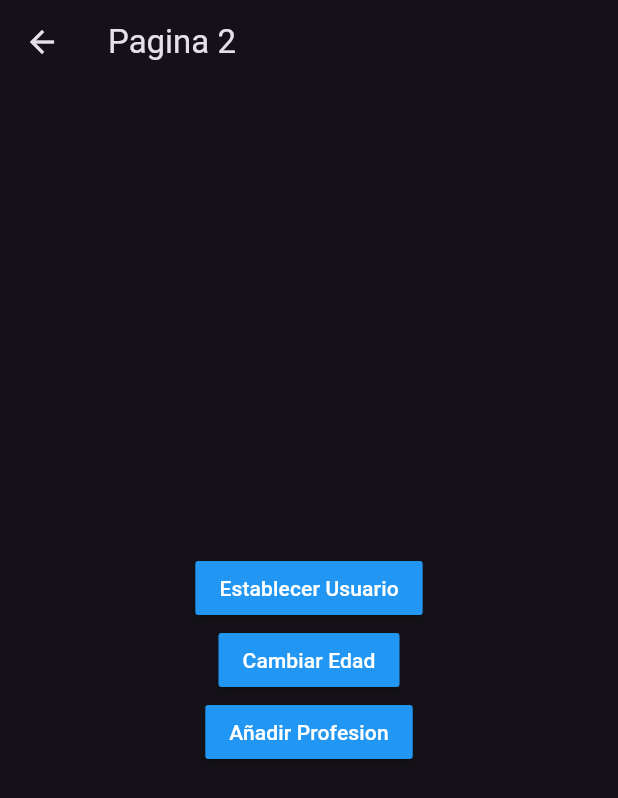
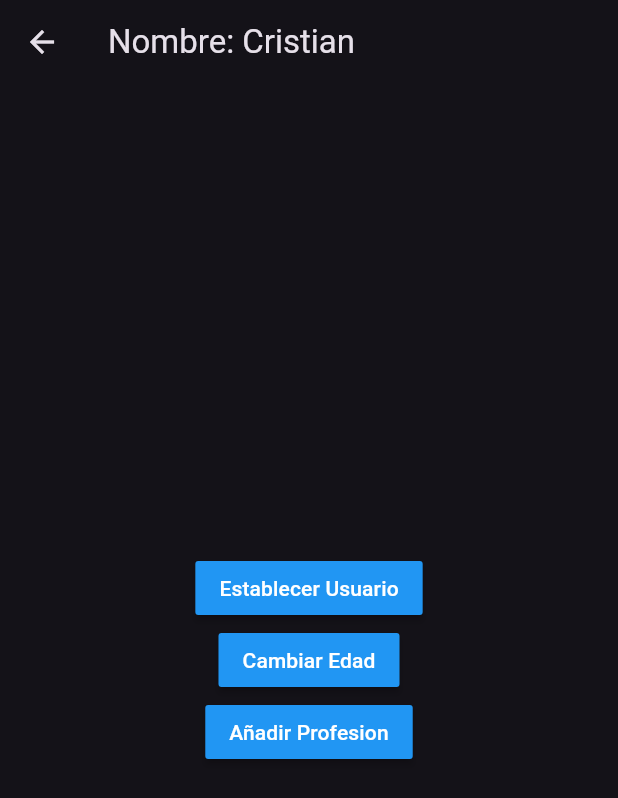
Before and after one commit to cViberos/flutter-gestores_de_estado, a Flutter app: the Pagina2Page screen opened by its route, after a tap on "Establecer Usuario", on a phone screen of 412 x 824 dp. Shown: the top 798 px of the screen. Run offline on Flutter 3.47's test engine with Material 2 defaults, Android fonts, the phone set to English and light mode, and no system bars; accounts and stored records are empty.

Commit message:
Singleton Listo

```diff
--- a/lib/models/usuario.dart
+++ b/lib/models/usuario.dart
@@ -7,5 +7,13 @@ class Usuario {
     required this.nombre,
     required this.edad,
     this.profesiones,
-  });
+  }) : assert(nombre != null);
+
+  /**
+   * assert : Lo que hace es forzar un error, si la condición definida no se
+   * cumple entonces lanza un error, se puede agregar tantas como deseemos, ej:
+   *  : assert(nombre != null),
+   *  : assert(nombre != 'gato'),
+   *  : assert(nombre != 'n'),
+   */
 }
--- a/lib/pages/pagina1_page.dart
+++ b/lib/pages/pagina1_page.dart
@@ -1,4 +1,7 @@
 import 'package:flutter/material.dart';
+
+import '../models/usuario.dart';
+import '../services/usuario_service.dart';
 
 class Pagina1Page extends StatelessWidget {
   @override
@@ -7,7 +10,15 @@ class Pagina1Page extends StatelessWidget {
       appBar: AppBar(
         title: const Text('Pagina 1'),
       ),
-      body: InformacionUsuario(),
+      body: StreamBuilder(
+        stream: usuarioService.usuarioStream,
+        builder: (BuildContext context, AsyncSnapshot<Usuario> snapshot) {
+          return snapshot.hasData
+              ? InformacionUsuario(usuarioService.usuario)
+              : const Center(child: Text('No hay información del usuario'));
+        },
+      ),
+      //
       floatingActionButton: FloatingActionButton(
           child: const Icon(Icons.accessibility_new),
           onPressed: () => Navigator.pushNamed(context, 'pagina2')),
@@ -17,6 +28,10 @@ class Pagina1Page extends StatelessWidget {
 
 // ignore: use_key_in_widget_constructors
 class InformacionUsuario extends StatelessWidget {
+  final Usuario usuario;
+
+  const InformacionUsuario(this.usuario);
+
   @override
   Widget build(BuildContext context) {
     return Container(
@@ -29,8 +44,8 @@ class InformacionUsuario extends StatelessWidget {
           const Text('General',
               style: TextStyle(fontSize: 18, fontWeight: FontWeight.bold)),
           const Divider(),
-          ListTile(title: Text('Nombre:')),
-          ListTile(title: Text('Edad:')),
+          ListTile(title: Text('Nombre: ${usuario.nombre}')),
+          ListTile(title: Text('Edad: ${usuario.edad}')),
           const Text('Profesiones',
               style: TextStyle(fontSize: 18, fontWeight: FontWeight.bold)),
           const Divider(),
--- a/lib/pages/pagina2_page.dart
+++ b/lib/pages/pagina2_page.dart
@@ -1,3 +1,5 @@
+import 'package:flu_estados/models/usuario.dart';
+import 'package:flu_estados/services/usuario_service.dart';
 import 'package:flutter/material.dart';
 
 class Pagina2Page extends StatelessWidget {
@@ -5,7 +7,14 @@ class Pagina2Page extends StatelessWidget {
   Widget build(BuildContext context) {
     return Scaffold(
       appBar: AppBar(
-        title: const Text('Pagina 2'),
+        title: StreamBuilder(
+          stream: usuarioService.usuarioStream,
+          builder: (BuildContext context, AsyncSnapshot<Usuario> snapshot) {
+            return snapshot.hasData
+                ? Text('Nombre: ${usuarioService.usuario.nombre}')
+                : const Text('Pagina 2');
+          },
+        ),
       ),
       body: Center(
           child: Column(
@@ -13,14 +22,19 @@ class Pagina2Page extends StatelessWidget {
         children: [
           MaterialButton(
               color: Colors.blue,
-              onPressed: () {},
+              onPressed: () {
+                final nuevoUsuario = Usuario(nombre: 'Cristian', edad: 28);
+                usuarioService.cargarUsuario(nuevoUsuario);
+              },
               child: const Text(
                 'Establecer Usuario',
                 style: TextStyle(color: Colors.white),
               )),
           MaterialButton(
               color: Colors.blue,
-              onPressed: () {},
+              onPressed: () {
+                usuarioService.cambiarEdad(30);
+              },
               child: const Text(
                 'Cambiar Edad',
                 style: TextStyle(color: Colors.white),
--- /dev/null
+++ b/lib/services/usuario_service.dart
@@ -0,0 +1,33 @@
+import 'dart:async';
+
+import '../models/usuario.dart';
+
+class _UsuarioService {
+  Usuario? _usuario;
+
+  // ignore: prefer_final_fields
+  StreamController<Usuario> _usuarioStreamController =
+      StreamController<Usuario>.broadcast();
+
+  Usuario get usuario => _usuario!;
+
+  bool get existeusuario => (_usuario != null) ? true : false;
+
+  Stream<Usuario> get usuarioStream => _usuarioStreamController.stream;
+
+  void cargarUsuario(Usuario user) {
+    _usuario = user;
+    _usuarioStreamController.add(user);
+  }
+
+  void cambiarEdad(int edad) {
+    _usuario!.edad = edad;
+    _usuarioStreamController.add(_usuario!);
+  }
+
+  dispose() {
+    _usuarioStreamController.close();
+  }
+}
+
+final usuarioService = _UsuarioService();
```
